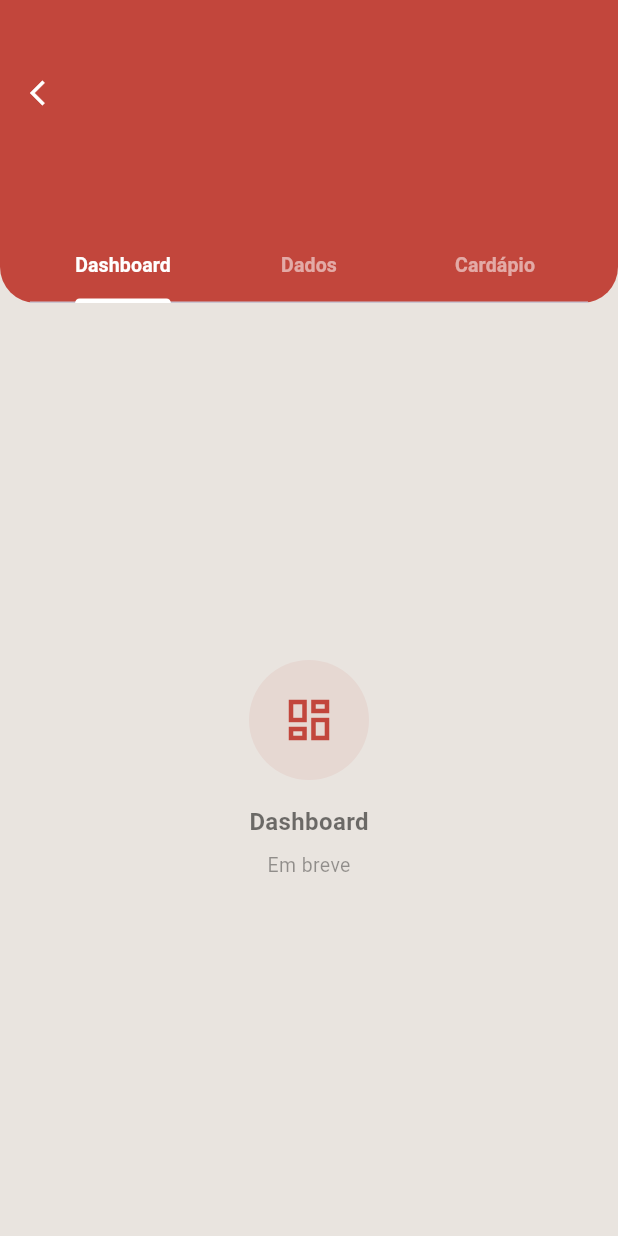
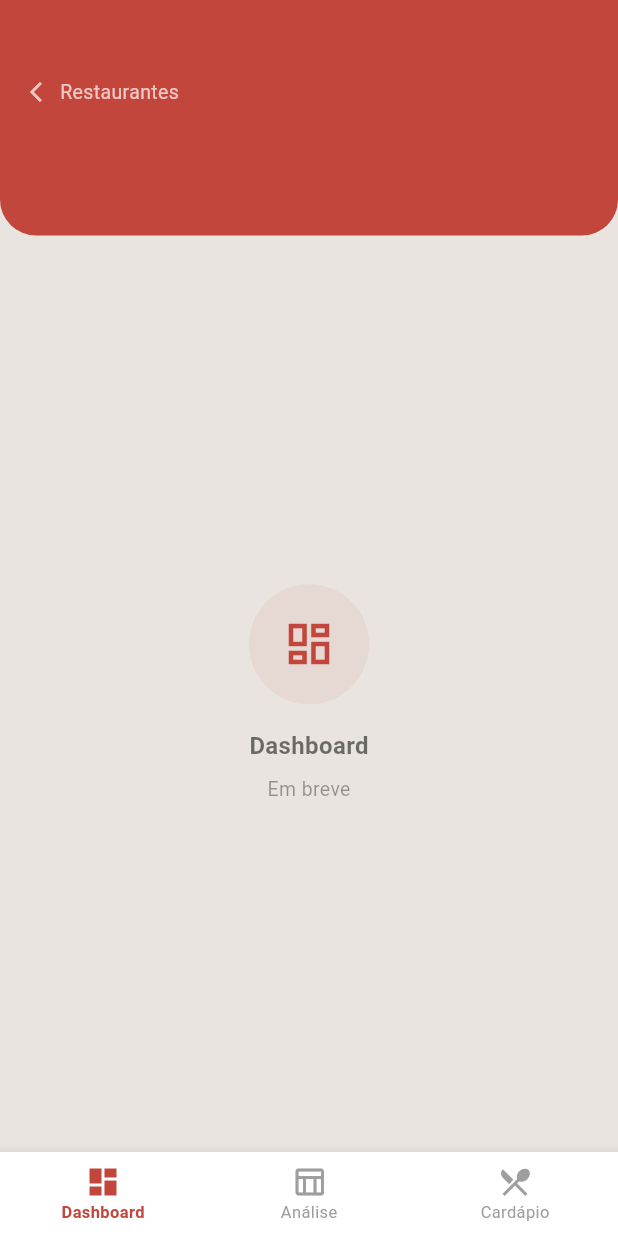
Before and after one commit to jlucasveloso/nape---gastronomic-administrative-, a Flutter app: the AdminRestauranteScreen screen opened directly with empty values, on a phone screen of 412 x 824 dp. Run offline on Flutter 3.47's test engine with Material 3 defaults, Android fonts, the phone set to English and light mode, and no system bars; our stand-ins replace flutter_dotenv, supabase_flutter; accounts and stored records are empty; Roboto replaces fonts that are missing (Arial).

Commit message:
feat: admin restaurante com bottom nav e estrutura de abas

```diff
--- a/lib/features/admin/ui/admin_restaurante_screen.dart
+++ b/lib/features/admin/ui/admin_restaurante_screen.dart
@@ -11,24 +11,29 @@ class AdminRestauranteScreen extends StatefulWidget {
       _AdminRestauranteScreenState();
 }
 
-class _AdminRestauranteScreenState extends State<AdminRestauranteScreen>
-    with SingleTickerProviderStateMixin {
-  late TabController _tabController;
-
-  @override
-  void initState() {
-    super.initState();
-    _tabController = TabController(length: 3, vsync: this);
-  }
-
-  @override
-  void dispose() {
-    _tabController.dispose();
-    super.dispose();
-  }
+class _AdminRestauranteScreenState extends State<AdminRestauranteScreen> {
+  int _indiceAtivo = 0;
 
   @override
   Widget build(BuildContext context) {
+    final telas = [
+      _AbaPlaceholder(
+        icone: Icons.dashboard_outlined,
+        titulo: 'Dashboard',
+        subtitulo: 'Em breve',
+      ),
+      _AbaPlaceholder(
+        icone: Icons.table_chart_outlined,
+        titulo: 'Análise',
+        subtitulo: 'Em breve',
+      ),
+      _AbaPlaceholder(
+        icone: Icons.restaurant_menu_outlined,
+        titulo: 'Cardápio',
+        subtitulo: 'Em breve',
+      ),
+    ];
+
     return Scaffold(
       backgroundColor: const Color(0xFFE9E4DF),
       body: Column(
@@ -36,7 +41,7 @@ class _AdminRestauranteScreenState extends State<AdminRestauranteScreen>
           // ── Header ────────────────────────────────────────────────────────
           Container(
             width: double.infinity,
-            padding: const EdgeInsets.fromLTRB(20, 52, 20, 0),
+            padding: const EdgeInsets.fromLTRB(20, 52, 20, 20),
             decoration: const BoxDecoration(
               color: Color(0xFFC2463C),
               borderRadius: BorderRadius.only(
@@ -47,11 +52,24 @@ class _AdminRestauranteScreenState extends State<AdminRestauranteScreen>
             child: Column(
               crossAxisAlignment: CrossAxisAlignment.start,
               children: [
-                // Botão voltar
+                // Botão voltar para lista de restaurantes
                 GestureDetector(
                   onTap: () => Navigator.pop(context),
-                  child: const Icon(Icons.arrow_back_ios,
-                      color: Colors.white, size: 20),
+                  child: Row(
+                    mainAxisSize: MainAxisSize.min,
+                    children: const [
+                      Icon(Icons.arrow_back_ios,
+                          color: Colors.white70, size: 16),
+                      SizedBox(width: 4),
+                      Text(
+                        'Restaurantes',
+                        style: TextStyle(
+                          color: Colors.white70,
+                          fontSize: 13,
+                        ),
+                      ),
+                    ],
+                  ),
                 ),
                 const SizedBox(height: 12),
                 Text(
@@ -70,55 +88,46 @@ class _AdminRestauranteScreenState extends State<AdminRestauranteScreen>
                     fontSize: 13,
                   ),
                 ),
-                const SizedBox(height: 16),
-
-                // ── Abas ──────────────────────────────────────────────────
-                TabBar(
-                  controller: _tabController,
-                  indicatorColor: Colors.white,
-                  labelColor: Colors.white,
-                  unselectedLabelColor: Colors.white54,
-                  labelStyle: const TextStyle(
-                    fontSize: 13,
-                    fontWeight: FontWeight.w600,
-                  ),
-                  tabs: const [
-                    Tab(text: 'Dashboard'),
-                    Tab(text: 'Dados'),
-                    Tab(text: 'Cardápio'),
-                  ],
-                ),
               ],
             ),
           ),
 
-          // ── Conteúdo das abas ─────────────────────────────────────────────
+          // ── Conteúdo ──────────────────────────────────────────────────────
           Expanded(
-            child: TabBarView(
-              controller: _tabController,
-              children: [
-                // Aba Dashboard
-                _AbaPlaceholder(
-                  icone: Icons.dashboard_outlined,
-                  titulo: 'Dashboard',
-                  subtitulo: 'Em breve',
-                ),
+            child: telas[_indiceAtivo],
+          ),
+        ],
+      ),
 
-                // Aba Dados (Vendas e Despesas em tabela)
-                _AbaPlaceholder(
-                  icone: Icons.table_chart_outlined,
-                  titulo: 'Dados',
-                  subtitulo: 'Em breve',
-                ),
-
-                // Aba Cardápio
-                _AbaPlaceholder(
-                  icone: Icons.restaurant_menu_outlined,
-                  titulo: 'Cardápio',
-                  subtitulo: 'Em breve',
-                ),
-              ],
-            ),
+      // ── Bottom nav ────────────────────────────────────────────────────────
+      bottomNavigationBar: BottomNavigationBar(
+        currentIndex: _indiceAtivo,
+        onTap: (indice) => setState(() => _indiceAtivo = indice),
+        type: BottomNavigationBarType.fixed,
+        selectedItemColor: const Color(0xFFC2463C),
+        unselectedItemColor: Colors.grey,
+        backgroundColor: Colors.white,
+        elevation: 8,
+        selectedLabelStyle: const TextStyle(
+          fontSize: 11,
+          fontWeight: FontWeight.w600,
+        ),
+        unselectedLabelStyle: const TextStyle(fontSize: 11),
+        items: const [
+          BottomNavigationBarItem(
+            icon: Icon(Icons.dashboard_outlined),
+            activeIcon: Icon(Icons.dashboard),
+            label: 'Dashboard',
+          ),
+          BottomNavigationBarItem(
+            icon: Icon(Icons.table_chart_outlined),
+            activeIcon: Icon(Icons.table_chart),
+            label: 'Análise',
+          ),
+          BottomNavigationBarItem(
+            icon: Icon(Icons.restaurant_menu_outlined),
+            activeIcon: Icon(Icons.restaurant_menu),
+            label: 'Cardápio',
           ),
         ],
       ),
@@ -126,7 +135,7 @@ class _AdminRestauranteScreenState extends State<AdminRestauranteScreen>
   }
 }
 
-// ── Placeholder para abas ainda não implementadas ─────────────────────────────
+// ── Placeholder ───────────────────────────────────────────────────────────────
 
 class _AbaPlaceholder extends StatelessWidget {
   final IconData icone;
@@ -152,11 +161,7 @@ class _AbaPlaceholder extends StatelessWidget {
               color: const Color(0xFFC2463C).withOpacity(0.08),
               shape: BoxShape.circle,
             ),
-            child: Icon(
-              icone,
-              size: 36,
-              color: const Color(0xFFC2463C),
-            ),
+            child: Icon(icone, size: 36, color: const Color(0xFFC2463C)),
           ),
           const SizedBox(height: 16),
           Text(
@@ -170,10 +175,7 @@ class _AbaPlaceholder extends StatelessWidget {
           const SizedBox(height: 8),
           Text(
             subtitulo,
-            style: const TextStyle(
-              fontSize: 13,
-              color: Colors.black38,
-            ),
+            style: const TextStyle(fontSize: 13, color: Colors.black38),
           ),
         ],
       ),
```
